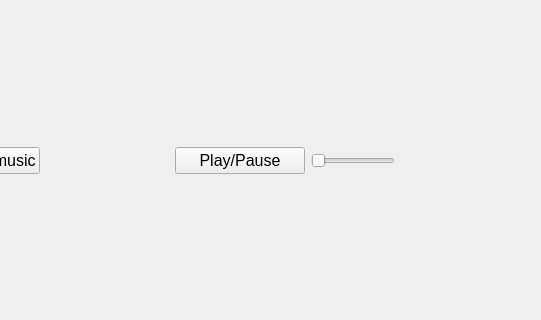
First picture: the form in menu/singingview.ui, repository Vorxil/MagnifiSing, before the edit; both pictures show x 240 to 781 and y 98 to 418 of the 781 by 518 pixel window.
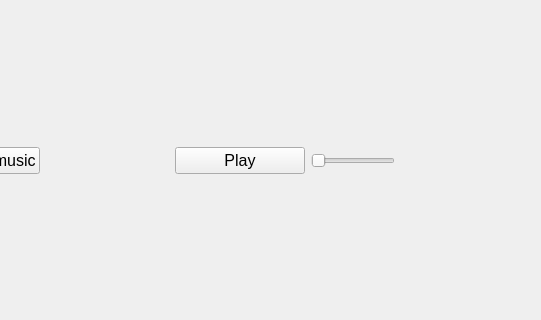
Second picture: the form after the edit.

```diff
--- a/menu/singingview.ui
+++ b/menu/singingview.ui
@@ -102,7 +102,7 @@
           </font>
          </property>
          <property name="text">
-          <string>Play/Pause</string>
+          <string>Play</string>
          </property>
         </widget>
        </item>
```
